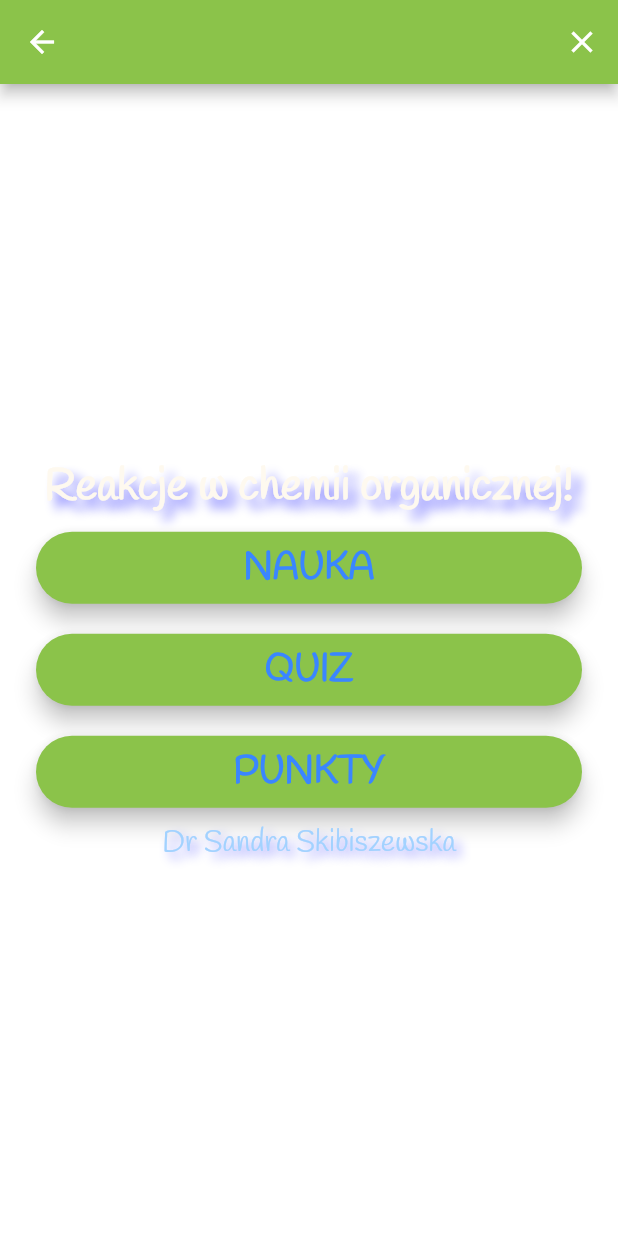
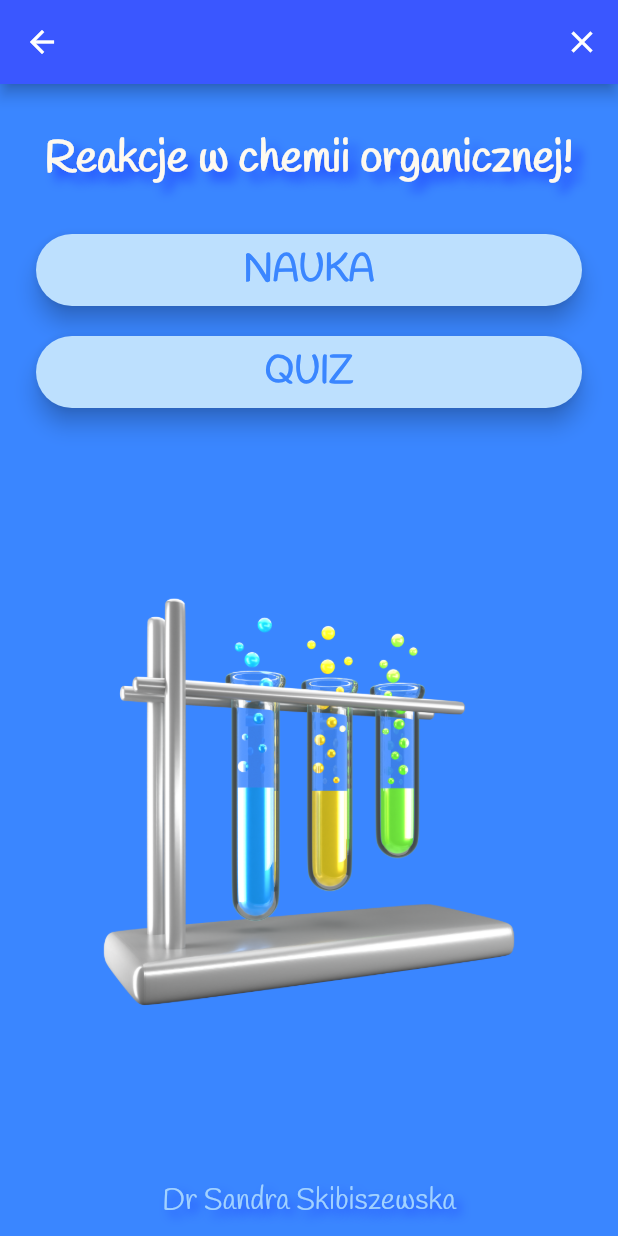
Before and after one commit to Sandra-chemist/SAEP-ReakcjeOrganiczne, a Flutter app: the HomeScreen screen opened by its route, on a phone screen of 412 x 824 dp. Run offline on Flutter 3.47's test engine with Material 2 defaults, Android fonts, the phone set to English and light mode, and no system bars; our stand-ins replace firebase_auth, firebase_core, rflutter_alert; accounts and stored records are empty.

Commit message:
appearance of home screen was improved

```diff
--- a/lib/components/blue_app_bar.dart
+++ b/lib/components/blue_app_bar.dart
@@ -6,9 +6,8 @@ class BlueAppBar extends StatelessWidget with PreferredSizeWidget {
     return AppBar(
       backgroundColor: Color(0xFF3a57ff),
       leading: IconButton(
-        icon: Icon(
-          Icons.arrow_circle_left_rounded,
-          size: 30.0,
+        icon: const Icon(
+          Icons.arrow_back_outlined,
           color: Colors.white,
         ),
         onPressed: () {
--- a/lib/constants.dart
+++ b/lib/constants.dart
@@ -53,3 +53,7 @@ const kMaterialButtonStyle = TextStyle(
 const kUnderlineInputBorder = UnderlineInputBorder(
   borderSide: BorderSide(color: Colors.white),
 );
+
+const kBackgroundColor = const Color(0XFF3a86ff);
+
+const kRoundedButtonColor = const Color(0xFFbde0fe);
--- a/lib/screens/home_screen.dart
+++ b/lib/screens/home_screen.dart
@@ -39,7 +39,7 @@ class _HomeScreenState extends State<HomeScreen> {
   Widget build(BuildContext context) {
     return Scaffold(
       appBar: AppBar(
-        backgroundColor: Colors.lightGreen,
+        backgroundColor: Color(0xFF3a57ff),
         leading: null,
         actions: [
           IconButton(
@@ -51,15 +51,18 @@ class _HomeScreenState extends State<HomeScreen> {
         ],
       ),
       body: Scaffold(
-        backgroundColor: Colors.white,
+        backgroundColor: kBackgroundColor,
         body: Padding(
-          padding: EdgeInsets.symmetric(horizontal: 24.0),
+          padding: const EdgeInsets.symmetric(horizontal: 24.0),
           child: Column(
             mainAxisAlignment: MainAxisAlignment.center,
             crossAxisAlignment: CrossAxisAlignment.stretch,
             children: [
               Column(
                 children: const [
+                  SizedBox(
+                    height: 30.0,
+                  ),
                   Text(
                     'Reakcje w chemii organicznej!',
                     textAlign: TextAlign.justify,
@@ -67,15 +70,33 @@ class _HomeScreenState extends State<HomeScreen> {
                   ),
                 ],
               ),
+              const SizedBox(
+                height: 20.0,
+              ),
               RoundedButton(
-                  title: 'NAUKA', screenId: '', colour: Colors.lightGreen),
+                title: 'NAUKA',
+                screenId: '',
+                colour: kRoundedButtonColor,
+              ),
               RoundedButton(
                   title: 'QUIZ',
                   screenId: QuizScreen.id,
-                  colour: Colors.lightGreen),
-              RoundedButton(
-                  title: 'PUNKTY', screenId: '', colour: Colors.lightGreen),
+                  colour: kRoundedButtonColor),
+              const SizedBox(
+                height: 20.0,
+              ),
+              const Expanded(
+                child: Image(
+                  image: AssetImage('images/flask_4.png'),
+                ),
+              ),
+              const SizedBox(
+                height: 20.0,
+              ),
               kAuthorName,
+              const SizedBox(
+                height: 10.0,
+              ),
             ],
           ),
         ),
--- a/lib/screens/login_screen.dart
+++ b/lib/screens/login_screen.dart
@@ -21,7 +21,7 @@ class _LoginScreenState extends State<LoginScreen> {
   Widget build(BuildContext context) {
     return Scaffold(
       appBar: BlueAppBar(),
-      backgroundColor: const Color(0XFF3a86ff),
+      backgroundColor: kBackgroundColor,
       body: Padding(
         padding: const EdgeInsets.symmetric(horizontal: 24.0),
         child: Column(
--- a/lib/screens/registration_screen.dart
+++ b/lib/screens/registration_screen.dart
@@ -21,7 +21,7 @@ class _RegistrationScreenState extends State<RegistrationScreen> {
   Widget build(BuildContext context) {
     return Scaffold(
       appBar: BlueAppBar(),
-      backgroundColor: const Color(0XFF3a86ff),
+      backgroundColor: kBackgroundColor,
       body: Padding(
         padding: const EdgeInsets.symmetric(horizontal: 24.0),
         child: Column(
--- a/lib/screens/welcome_screen.dart
+++ b/lib/screens/welcome_screen.dart
@@ -16,7 +16,7 @@ class _WelcomeScreenState extends State<WelcomeScreen> {
   @override
   Widget build(BuildContext context) {
     return Scaffold(
-      backgroundColor: const Color(0XFF3a86ff),
+      backgroundColor: kBackgroundColor,
       body: Padding(
         padding: const EdgeInsets.symmetric(horizontal: 20.0),
         child: Column(
```
Also changed, not shown: images/flask_3.png (added), images/flask_4.png (added).
